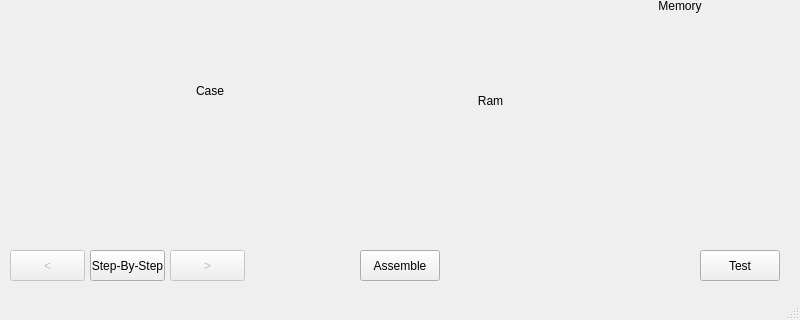
Qt form learningwindow.ui (KaiokenBro/PC-Builder) before a commit; both pictures show x 0 to 800 and y 280 to 600 of the 800 by 600 pixel window.
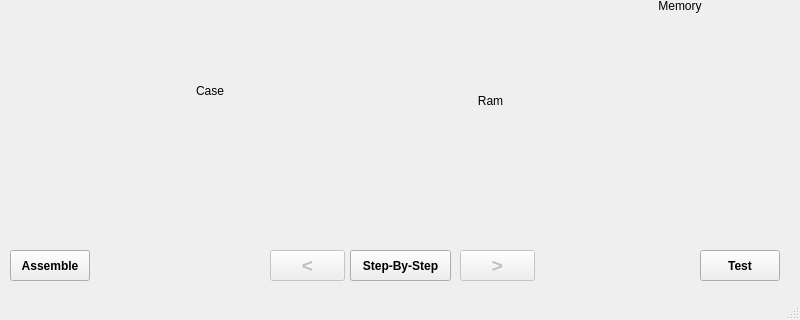
The same form after that commit.

Commit message: Updated mainwindow and learningwindow ui.

The edit to the form file:
```diff
--- a/learningwindow.ui
+++ b/learningwindow.ui
@@ -17,12 +17,17 @@
    <widget class="QPushButton" name="assembleButton">
     <property name="geometry">
      <rect>
-      <x>360</x>
+      <x>10</x>
       <y>530</y>
       <width>80</width>
       <height>31</height>
      </rect>
     </property>
+    <property name="font">
+     <font>
+      <bold>true</bold>
+     </font>
+    </property>
     <property name="text">
      <string>Assemble</string>
     </property>
@@ -36,6 +41,11 @@
       <height>31</height>
      </rect>
     </property>
+    <property name="font">
+     <font>
+      <bold>true</bold>
+     </font>
+    </property>
     <property name="text">
      <string>Test</string>
     </property>
@@ -142,12 +152,18 @@
     </property>
     <property name="geometry">
      <rect>
-      <x>170</x>
+      <x>460</x>
       <y>530</y>
       <width>75</width>
       <height>31</height>
      </rect>
     </property>
+    <property name="font">
+     <font>
+      <pointsize>14</pointsize>
+      <bold>true</bold>
+     </font>
+    </property>
     <property name="text">
      <string>&gt;</string>
     </property>
@@ -158,12 +174,18 @@
     </property>
     <property name="geometry">
      <rect>
-      <x>10</x>
+      <x>270</x>
       <y>530</y>
       <width>75</width>
       <height>31</height>
      </rect>
     </property>
+    <property name="font">
+     <font>
+      <pointsize>14</pointsize>
+      <bold>true</bold>
+     </font>
+    </property>
     <property name="text">
      <string>&lt;</string>
     </property>
@@ -171,12 +193,17 @@
    <widget class="QPushButton" name="stepByStepButton">
     <property name="geometry">
      <rect>
-      <x>90</x>
+      <x>350</x>
       <y>530</y>
-      <width>75</width>
+      <width>101</width>
       <height>31</height>
      </rect>
     </property>
+    <property name="font">
+     <font>
+      <bold>true</bold>
+     </font>
+    </property>
     <property name="text">
      <string>Step-By-Step</string>
     </property>
```
The commit also changes 2 other files.
